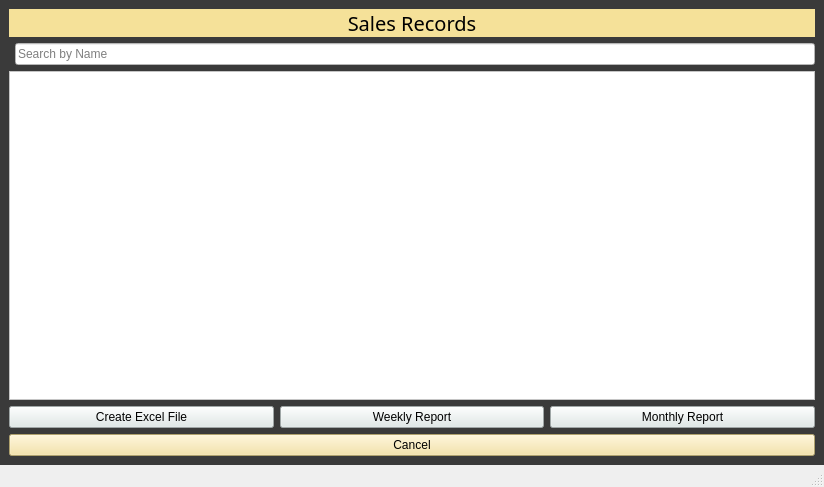
Above: sales_records.ui from Aenan05/MAXPC before the change. Below: the same form after it.
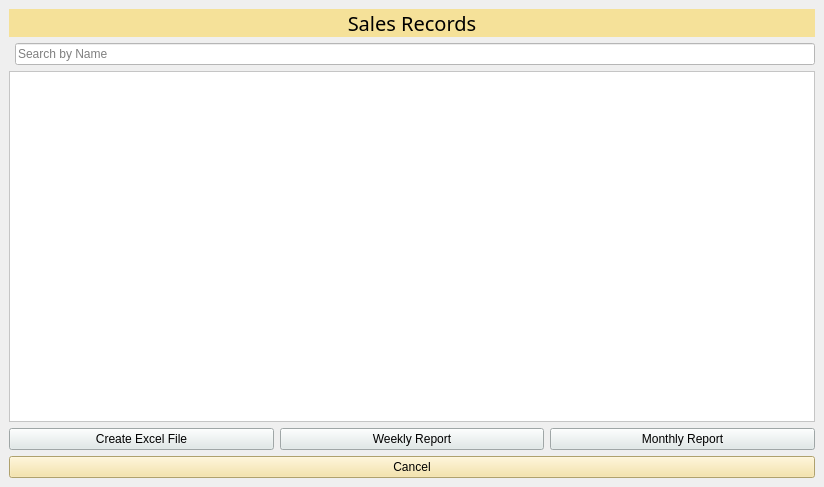
That is the form after the change.

Commit message: Light Them Bug Admin Panel

Diff of the .ui file:
```diff
--- a/sales_records.ui
+++ b/sales_records.ui
@@ -15,8 +15,7 @@
   </property>
   <widget class="QWidget" name="centralwidget">
    <property name="styleSheet">
-    <string notr="true">background-color: rgb(25, 25, 25);
-background-color: rgb(58, 58, 58);</string>
+    <string notr="true"/>
    </property>
    <layout class="QGridLayout" name="gridLayout_2">
     <item row="0" column="0">
@@ -137,7 +136,6 @@
     </rect>
    </property>
   </widget>
-  <widget class="QStatusBar" name="statusbar"/>
  </widget>
  <resources/>
  <connections/>
```
Left out of the diff: 4 changed lines with no effect on the pictures. The commit also changes 3 other files.
